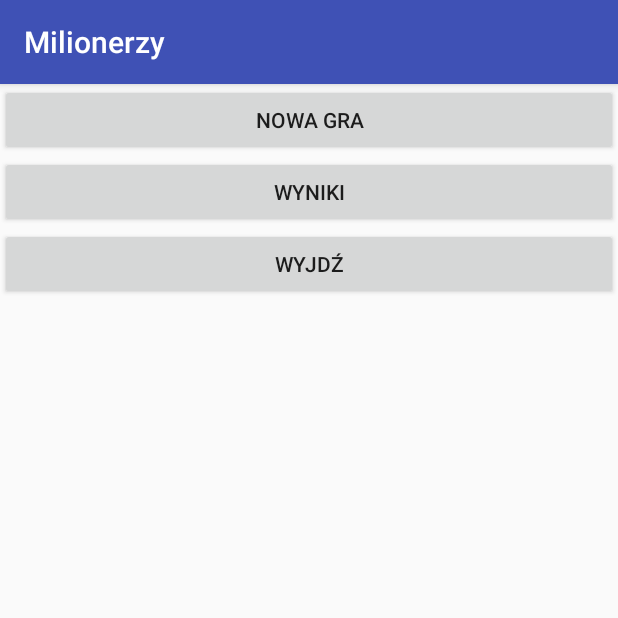
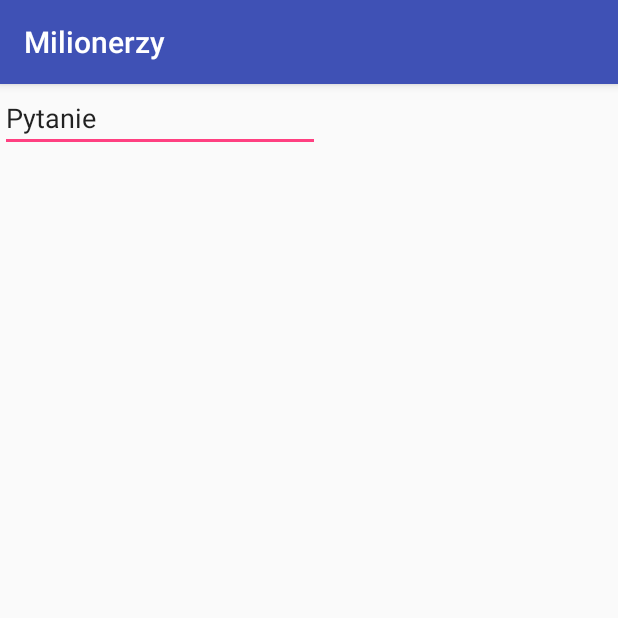
Before and after one commit to Esthaor/Milionerzy, an Android app: the screen it shows after launch (MenuActivity before the commit, QuestionActivity after it), after a tap on "NOWA GRA", on a phone screen of 412 x 824 dp, the top half of it. Run offline under Robolectric (Android 15) with nearby library versions, the phone set to English and light mode, and no system bars.

```diff
--- a/app/src/main/AndroidManifest.xml
+++ b/app/src/main/AndroidManifest.xml
@@ -9,13 +9,14 @@
         android:roundIcon="@mipmap/ic_launcher_round"
         android:supportsRtl="true"
         android:theme="@style/AppTheme">
-        <activity android:name=".MenuActivity">
+        <activity android:name=".activities.MenuActivity">
             <intent-filter>
                 <action android:name="android.intent.action.MAIN" />
 
                 <category android:name="android.intent.category.LAUNCHER" />
             </intent-filter>
         </activity>
+        <activity android:name=".activities.QuestionActivity"></activity>
     </application>
 
 </manifest>
--- a/app/src/main/java/com/grzegorzm/wpam/milionerzy/MenuActivity.java
+++ b/app/src/main/java/com/grzegorzm/wpam/milionerzy/activities/MenuActivity.java
@@ -1,8 +1,11 @@
-package com.grzegorzm.wpam.milionerzy;
+package com.grzegorzm.wpam.milionerzy.activities;
 
+import android.content.Intent;
 import android.os.Bundle;
 import android.support.v7.app.AppCompatActivity;
 import android.view.View;
+
+import com.grzegorzm.wpam.milionerzy.R;
 
 public class MenuActivity extends AppCompatActivity {
 
@@ -13,7 +16,10 @@ public class MenuActivity extends AppCompatActivity {
     }
 
     public void newGameOnClick(View view) {
-
+        Intent intent = new Intent(this, QuestionActivity.class);
+        String message = "treść";
+        intent.putExtra("Test", message);
+        startActivity(intent);
     }
 
     public void exitButtonOnClick(View view) {
--- /dev/null
+++ b/app/src/main/java/com/grzegorzm/wpam/milionerzy/activities/QuestionActivity.java
@@ -0,0 +1,15 @@
+package com.grzegorzm.wpam.milionerzy.activities;
+
+import android.support.v7.app.AppCompatActivity;
+import android.os.Bundle;
+
+import com.grzegorzm.wpam.milionerzy.R;
+
+public class QuestionActivity extends AppCompatActivity {
+
+    @Override
+    protected void onCreate(Bundle savedInstanceState) {
+        super.onCreate(savedInstanceState);
+        setContentView(R.layout.activity_question);
+    }
+}
--- /dev/null
+++ b/app/src/main/java/com/grzegorzm/wpam/milionerzy/logic/Lifeline.java
@@ -0,0 +1,4 @@
+package com.grzegorzm.wpam.milionerzy.logic;
+
+public class Lifeline {
+}
--- /dev/null
+++ b/app/src/main/java/com/grzegorzm/wpam/milionerzy/model/DataBaseAccess.java
@@ -0,0 +1,4 @@
+package com.grzegorzm.wpam.milionerzy.model;
+
+public class DataBaseAccess {
+}
--- a/app/src/main/res/layout/activity_menu.xml
+++ b/app/src/main/res/layout/activity_menu.xml
@@ -5,7 +5,7 @@
     android:id="@+id/relativeLayout"
     android:layout_width="match_parent"
     android:layout_height="match_parent"
-    tools:context=".MenuActivity">
+    tools:context=".activities.MenuActivity">
 
     <ScrollView
         android:layout_width="match_parent"
@@ -14,7 +14,7 @@
         <LinearLayout
             android:layout_width="match_parent"
             android:layout_height="wrap_content"
-            android:orientation="vertical" >
+            android:orientation="vertical">
 
             <Button
                 android:id="@+id/buttonNewGame"
@@ -22,12 +22,6 @@
                 android:layout_height="wrap_content"
                 android:onClick="newGameOnClick"
                 android:text="Nowa gra" />
-
-            <Button
-                android:id="@+id/buttonScores"
-                android:layout_width="match_parent"
-                android:layout_height="wrap_content"
-                android:text="Wyniki" />
 
             <Button
                 android:id="@+id/buttonExit"
--- /dev/null
+++ b/app/src/main/res/layout/activity_question.xml
@@ -0,0 +1,19 @@
+<?xml version="1.0" encoding="utf-8"?>
+<android.support.constraint.ConstraintLayout xmlns:android="http://schemas.android.com/apk/res/android"
+    xmlns:app="http://schemas.android.com/apk/res-auto"
+    xmlns:tools="http://schemas.android.com/tools"
+    android:layout_width="match_parent"
+    android:layout_height="match_parent"
+    tools:context=".activities.QuestionActivity">
+
+    <EditText
+        android:id="@+id/editText"
+        android:layout_width="wrap_content"
+        android:layout_height="wrap_content"
+        android:ems="10"
+        android:inputType="textPersonName"
+        android:text="Pytanie"
+        tools:layout_editor_absoluteX="84dp"
+        tools:layout_editor_absoluteY="16dp"
+        tools:ignore="MissingConstraints" />
+</android.support.constraint.ConstraintLayout>
```
Also changed, not shown: app/src/main/java/com/grzegorzm/wpam/milionerzy/QuestionActivity.java (deleted, +0 -13 lines), app/src/main/java/com/grzegorzm/wpam/milionerzy/logic/GameSingleton.java (added, +17 -0 lines), app/src/main/java/com/grzegorzm/wpam/milionerzy/logic/QuestionAsked.java (added, +11 -0 lines), app/src/main/java/com/grzegorzm/wpam/milionerzy/model/entity/Question.java (added, +29 -0 lines).
